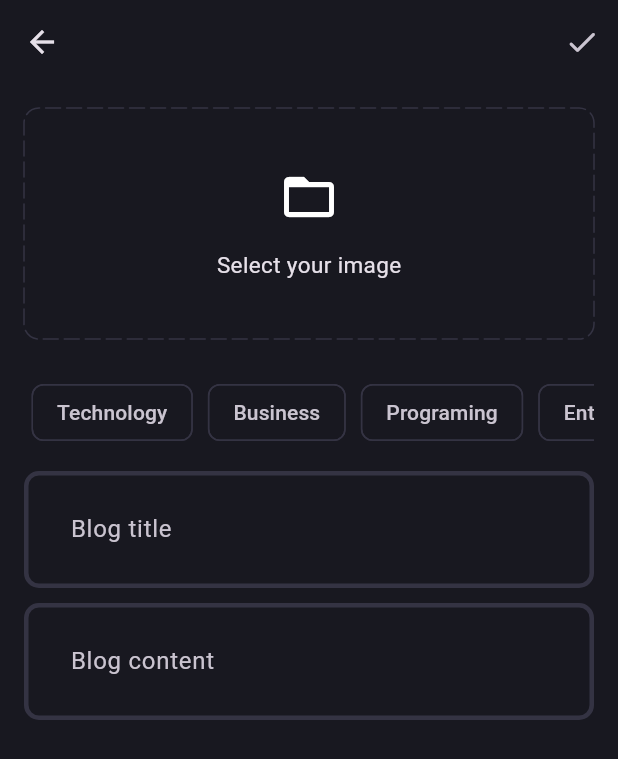
After one commit to cohoichota/blog_app, a Flutter app: the AddNewBlogPage screen opened directly, after a tap on "Select your image", on a phone screen of 412 x 824 dp. The commit adds this screen. Shown: the top 759 px of the screen. Run offline on Flutter 3.47's test engine with Material 3 defaults, Android fonts, the phone set to English and light mode, and no system bars; drawn by our look-alikes of dotted_border; our stand-ins replace flutter_bloc, fpdart, get_it, image_picker, supabase_flutter; accounts and stored records are empty.

Commit message:
mock ui add new blog

```diff
--- /dev/null
+++ b/lib/core/utils/pick_image.dart
@@ -0,0 +1,14 @@
+import 'dart:io';
+import 'package:image_picker/image_picker.dart';
+
+Future<File?> pickImage() async {
+  try {
+    final xFile = await ImagePicker().pickImage(source: ImageSource.gallery);
+    if (xFile == null) {
+      return null;
+    }
+    return File(xFile.path);
+  } catch (e) {
+    return null;
+  }
+}
--- /dev/null
+++ b/lib/features/blog/presentation/pages/add_new_blog_page.dart
@@ -0,0 +1,147 @@
+import 'package:blog_app/core/theme/app_palette.dart';
+import 'package:blog_app/features/blog/presentation/widgets/blog_editor.dart';
+import 'package:blog_app/core/utils/pick_image.dart';
+import 'package:dotted_border/dotted_border.dart';
+import 'package:flutter/material.dart';
+import 'dart:io';
+
+class AddNewBlogPage extends StatefulWidget {
+  static route() =>
+      MaterialPageRoute(builder: (context) => const AddNewBlogPage());
+  const AddNewBlogPage({super.key});
+
+  @override
+  State<AddNewBlogPage> createState() => _AddNewBlogPageState();
+}
+
+class _AddNewBlogPageState extends State<AddNewBlogPage> {
+  final titleController = TextEditingController();
+  final contentController = TextEditingController();
+  List<String> selectedTopics = [];
+  File? selectedImage;
+  File? image;
+
+  void selectImage() async {
+    final pickedImage = await pickImage();
+    if (pickedImage != null) {
+      setState(() {
+        image = pickedImage;
+      });
+    }
+  }
+
+  @override
+  void dispose() {
+    titleController.dispose();
+    contentController.dispose();
+    super.dispose();
+  }
+
+  @override
+  Widget build(BuildContext context) {
+    return Scaffold(
+      appBar: AppBar(
+        actions: [
+          IconButton(onPressed: () => {}, icon: Icon(Icons.done_rounded)),
+        ],
+      ),
+      body: SingleChildScrollView(
+        child: Padding(
+          padding: const EdgeInsets.all(16.0),
+          child: Column(
+            children: [
+              image != null
+                  ? GestureDetector(
+                      onTap: selectImage,
+                      child: SizedBox(
+                        height: 150,
+                        width: double.infinity,
+                        child: ClipRRect(
+                          borderRadius: BorderRadius.circular(10),
+                          child: Image.file(image!, fit: BoxFit.cover),
+                        ),
+                      ),
+                    )
+                  : GestureDetector(
+                      onTap: selectImage,
+                      child: DottedBorder(
+                        options: RoundedRectDottedBorderOptions(
+                          color: AppPalette.borderColor,
+                          dashPattern: const [10, 4],
+                          radius: const Radius.circular(10),
+                          strokeCap: StrokeCap.round,
+                        ),
+                        child: Container(
+                          height: 150,
+                          width: double.infinity,
+                          child: selectedImage != null
+                              ? ClipRRect(
+                                  borderRadius: BorderRadius.circular(10),
+                                  child: Image.file(
+                                    selectedImage!,
+                                    fit: BoxFit.cover,
+                                  ),
+                                )
+                              : const Column(
+                                  mainAxisAlignment: MainAxisAlignment.center,
+                                  children: [
+                                    Icon(Icons.folder_open, size: 40),
+                                    SizedBox(height: 15),
+                                    Text(
+                                      'Select your image',
+                                      style: TextStyle(fontSize: 15),
+                                    ),
+                                  ],
+                                ),
+                        ),
+                      ),
+                    ),
+              const SizedBox(height: 20),
+              SingleChildScrollView(
+                scrollDirection: Axis.horizontal,
+                child: Row(
+                  children:
+                      ['Technology', 'Business', 'Programing', 'Entertainment']
+                          .map(
+                            (e) => GestureDetector(
+                              onTap: () {
+                                if (selectedTopics.contains(e)) {
+                                  selectedTopics.remove(e);
+                                } else {
+                                  selectedTopics.add(e);
+                                }
+                                setState(() {});
+                              },
+                              child: Padding(
+                                padding: const EdgeInsets.all(5.0),
+                                child: Chip(
+                                  label: Text(e),
+                                  color: selectedTopics.contains(e)
+                                      ? const WidgetStatePropertyAll(
+                                          AppPalette.gradient1,
+                                        )
+                                      : null,
+                                  side: BorderSide(
+                                    color: AppPalette.borderColor,
+                                  ),
+                                ),
+                              ),
+                            ),
+                          )
+                          .toList(),
+                ),
+              ),
+              const SizedBox(height: 10),
+              BlogEditor(controller: titleController, hintText: 'Blog title'),
+              const SizedBox(height: 10),
+              BlogEditor(
+                controller: contentController,
+                hintText: 'Blog content',
+              ),
+            ],
+          ),
+        ),
+      ),
+    );
+  }
+}
--- /dev/null
+++ b/lib/features/blog/presentation/pages/blog_page.dart
@@ -0,0 +1,22 @@
+import 'package:blog_app/features/blog/presentation/pages/add_new_blog_page.dart';
+import 'package:flutter/cupertino.dart';
+import 'package:flutter/material.dart';
+
+class BlogPage extends StatelessWidget {
+  const BlogPage({super.key});
+
+  @override
+  Widget build(BuildContext context) {
+    return Scaffold(
+      appBar: AppBar(
+        title: const Text('Blog App'),
+        actions: [
+          IconButton(
+            onPressed: () => {Navigator.push(context, AddNewBlogPage.route())},
+            icon: Icon(CupertinoIcons.add_circled),
+          ),
+        ],
+      ),
+    );
+  }
+}
--- /dev/null
+++ b/lib/features/blog/presentation/widgets/blog_editor.dart
@@ -0,0 +1,20 @@
+import 'package:flutter/material.dart';
+
+class BlogEditor extends StatelessWidget {
+  final TextEditingController controller;
+  final String hintText;
+  const BlogEditor({
+    super.key,
+    required this.controller,
+    required this.hintText,
+  });
+
+  @override
+  Widget build(BuildContext context) {
+    return TextFormField(
+      controller: controller,
+      decoration: InputDecoration(hintText: hintText),
+      maxLines: null,
+    );
+  }
+}
--- a/lib/main.dart
+++ b/lib/main.dart
@@ -5,6 +5,8 @@ import 'package:flutter/material.dart';
 import 'package:blog_app/features/auth/presentation/bloc/auth_bloc.dart';
 import 'core/theme/theme.dart';
 import 'package:flutter_bloc/flutter_bloc.dart';
+
+import 'features/blog/presentation/pages/blog_page.dart';
 
 void main() async {
   WidgetsFlutterBinding.ensureInitialized();
@@ -46,7 +48,7 @@ class _MyAppState extends State<MyApp> {
         },
         builder: (context, isLoggedIn) {
           if (isLoggedIn) {
-            return const Scaffold(body: Center(child: Text('Logged in')));
+            return BlogPage();
           }
           return const LoginPage();
         },
--- a/pubspec.yaml
+++ b/pubspec.yaml
@@ -38,6 +38,8 @@ dependencies:
   supabase_flutter: ^2.9.1
   flutter_bloc: ^9.1.1
   get_it: ^8.0.3
+  dotted_border: ^3.0.1
+  image_picker: ^1.1.2
 
 dev_dependencies:
   flutter_test:
```
Also changed, not shown: pubspec.lock, 7 other files.
